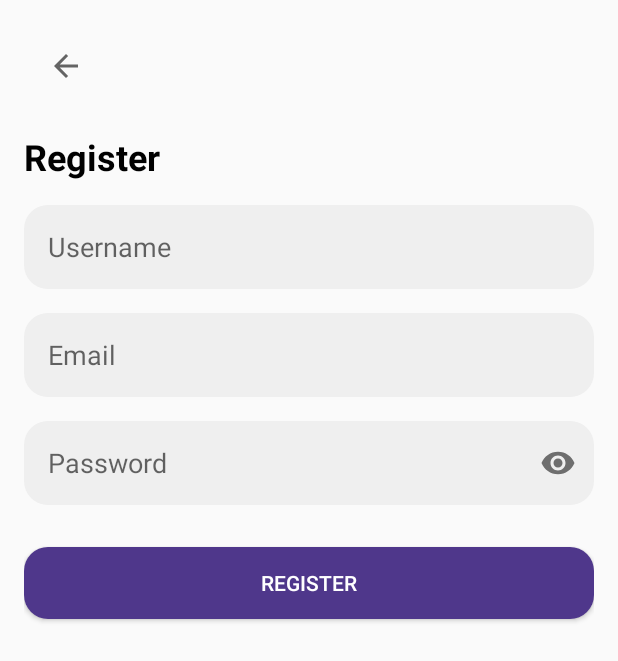
After one commit to mrtriyadi/GameSuitVersion2, an Android app: the RegisterActivity screen opened directly, with no data from a screen before it, on a phone screen of 412 x 824 dp. The commit adds this screen. Shown: the top 661 px of the screen. Run offline under Robolectric (Android 15) with nearby library versions, the phone set to English and light mode, and no system bars.

Commit message:
set layout, network-api, viewModel

```diff
--- a/app/src/main/java/com/renditriyadi/gamesuitver2/ui/formfragment/FormFragment.kt
+++ b/app/src/main/java/com/renditriyadi/gamesuitver2/ui/formfragment/FormFragment.kt
@@ -8,6 +8,7 @@ import android.view.View
 import android.view.ViewGroup
 import com.renditriyadi.gamesuitver2.databinding.FragmentFormBinding
 import com.renditriyadi.gamesuitver2.ui.menu.Menu
+import com.renditriyadi.gamesuitver2.ui.register.RegisterActivity
 
 class FormFragment : Fragment() {
 
@@ -25,6 +26,11 @@ class FormFragment : Fragment() {
     override fun onViewCreated(view: View, savedInstanceState: Bundle?) {
         super.onViewCreated(view, savedInstanceState)
         putName()
+
+        binding.btnRegister.setOnClickListener {
+            val intent = Intent(this.context, RegisterActivity::class.java)
+            startActivity(intent)
+        }
     }
 
     private fun putName() {
--- /dev/null
+++ b/app/src/main/java/com/renditriyadi/gamesuitver2/ui/register/RegisterActivity.kt
@@ -0,0 +1,84 @@
+package com.renditriyadi.gamesuitver2.ui.register
+
+import android.os.Bundle
+import android.util.Patterns
+import android.view.View
+import androidx.appcompat.app.AppCompatActivity
+import androidx.lifecycle.ViewModelProvider
+import com.google.android.material.snackbar.Snackbar
+import com.renditriyadi.gamesuitver2.R
+import com.renditriyadi.gamesuitver2.databinding.ActivityRegisterBinding
+import com.renditriyadi.gamesuitver2.viewmodel.RegisterViewModel
+
+class RegisterActivity : AppCompatActivity() {
+
+    private lateinit var binding: ActivityRegisterBinding
+    private lateinit var registerViewModel: RegisterViewModel
+
+    override fun onCreate(savedInstanceState: Bundle?) {
+        super.onCreate(savedInstanceState)
+        binding = ActivityRegisterBinding.inflate(layoutInflater)
+        setContentView(binding.root)
+
+        registerViewModel = ViewModelProvider(this, ViewModelProvider.NewInstanceFactory())[RegisterViewModel::class.java]
+        registerViewModel.snackBarText.observe(this, {
+            Snackbar.make(
+                window.decorView.rootView,
+                it,
+                Snackbar.LENGTH_LONG
+            ).show()
+        })
+
+        registerViewModel.isLoading.observe(this, {
+            showLoading(it)
+        })
+
+        binding.btnCloseRegister.setOnClickListener {
+            finish()
+        }
+
+        binding.btnRegister.setOnClickListener {
+
+            val username = binding.etUserName.text.toString()
+            val email = binding.etEmail.text.toString()
+            val password = binding.etPassword.text.toString()
+
+            if (checkValidation(username, email, password)) {
+                registerViewModel.register(username, email, password)
+            }
+        }
+    }
+
+    private fun showLoading(isLoading: Boolean) {
+        binding.progressBar.visibility = if (isLoading) View.VISIBLE else View.GONE
+    }
+
+    private fun checkValidation(username: String, email: String, password: String): Boolean {
+        binding.apply {
+            when {
+                username.isEmpty() -> {
+                    etUserName.error = getString(R.string.field_required)
+                    etUserName.requestFocus()
+                }
+                username.length < 6  -> {
+                    etUserName.error = getString(R.string.input_invalid)
+                    etUserName.requestFocus()
+                }
+                email.isEmpty() -> {
+                    etEmail.error = getString(R.string.field_required)
+                    etEmail.requestFocus()
+                }
+                !Patterns.EMAIL_ADDRESS.matcher(email).matches() -> {
+                    etEmail.error = getString(R.string.email_invalid)
+                    etEmail.requestFocus()
+                }
+                password.isEmpty() -> {
+                    etPassword.error = getString(R.string.field_required)
+                    etPassword.requestFocus()
+                }
+                else -> return true
+            }
+        }
+        return false
+    }
+}
--- /dev/null
+++ b/app/src/main/java/com/renditriyadi/gamesuitver2/viewmodel/RegisterViewModel.kt
@@ -0,0 +1,49 @@
+package com.renditriyadi.gamesuitver2.viewmodel
+
+import android.content.ContentValues.TAG
+import android.util.Log
+import androidx.lifecycle.LiveData
+import androidx.lifecycle.MutableLiveData
+import androidx.lifecycle.ViewModel
+import com.renditriyadi.gamesuitver2.model.User
+import com.renditriyadi.gamesuitver2.model.network.RetrofitConfig
+import okhttp3.ResponseBody
+import retrofit2.Call
+import retrofit2.Callback
+import retrofit2.Response
+
+class RegisterViewModel: ViewModel() {
+
+    private val _isLoading = MutableLiveData<Boolean>()
+    val isLoading: LiveData<Boolean> = _isLoading
+
+    private val _snackBarText= MutableLiveData<String>()
+    val snackBarText: LiveData<String> = _snackBarText
+
+
+    fun register(username: String, email: String, password: String) {
+        _isLoading.value = true
+        val registerUser = User(username, email, password)
+
+        RetrofitConfig.getApiService().register(registerUser).enqueue(object :
+            Callback<ResponseBody> {
+            override fun onResponse(call: Call<ResponseBody>, response: Response<ResponseBody>) {
+                _isLoading.value = false
+                if (response.code() == 201) {
+                    _snackBarText.value = response.message()
+                }
+                else {
+                    _snackBarText.value = response.message()
+                    Log.e(TAG, "onFailure: ${response.message()}")
+                }
+            }
+
+            override fun onFailure(call: Call<ResponseBody>, t: Throwable) {
+                _isLoading.value = false
+                Log.e(TAG, "onFailure: ${t.message}")
+            }
+
+        })
+    }
+
+}
--- /dev/null
+++ b/app/src/main/res/drawable/bg_btn_primary.xml
@@ -0,0 +1,12 @@
+<?xml version="1.0" encoding="utf-8"?>
+<ripple xmlns:android="http://schemas.android.com/apk/res/android"
+    android:color="@color/white">
+
+    <item>
+        <shape android:shape="rectangle">
+            <solid android:color="#4F378B"/>
+            <corners android:radius="16dp"/>
+        </shape>
+    </item>
+
+</ripple>
--- /dev/null
+++ b/app/src/main/res/drawable/bg_edit_text.xml
@@ -0,0 +1,8 @@
+<?xml version="1.0" encoding="utf-8"?>
+<shape xmlns:android="http://schemas.android.com/apk/res/android"
+    android:shape="rectangle">
+
+    <corners android:radius="16dp"/>
+    <solid android:color="#EFEFEF"/>
+
+</shape>
--- /dev/null
+++ b/app/src/main/res/drawable/ic_arrow_back.xml
@@ -0,0 +1,11 @@
+<vector xmlns:android="http://schemas.android.com/apk/res/android"
+    android:width="24dp"
+    android:height="24dp"
+    android:viewportWidth="24"
+    android:viewportHeight="24"
+    android:tint="?attr/colorControlNormal"
+    android:autoMirrored="true">
+  <path
+      android:fillColor="@android:color/white"
+      android:pathData="M20,11H7.83l5.59,-5.59L12,4l-8,8 8,8 1.41,-1.41L7.83,13H20v-2z"/>
+</vector>
--- /dev/null
+++ b/app/src/main/res/layout/activity_register.xml
@@ -0,0 +1,124 @@
+<?xml version="1.0" encoding="utf-8"?>
+<androidx.constraintlayout.widget.ConstraintLayout xmlns:android="http://schemas.android.com/apk/res/android"
+    xmlns:app="http://schemas.android.com/apk/res-auto"
+    xmlns:tools="http://schemas.android.com/tools"
+    android:layout_width="match_parent"
+    android:layout_height="match_parent"
+    android:padding="16dp"
+    tools:context=".ui.register.RegisterActivity">
+
+    <com.google.android.material.appbar.AppBarLayout
+        android:id="@+id/appBarRegister"
+        android:layout_width="match_parent"
+        android:layout_height="?attr/actionBarSize"
+        app:elevation="0dp"
+        android:gravity="center_vertical"
+        android:background="@android:color/transparent"
+        app:layout_constraintTop_toTopOf="parent">
+
+        <ImageButton
+            android:id="@+id/btn_close_register"
+            android:layout_width="wrap_content"
+            android:layout_height="wrap_content"
+            android:src="@drawable/ic_arrow_back"
+            android:background="@android:color/transparent"
+            android:layout_marginStart="16dp"/>
+
+    </com.google.android.material.appbar.AppBarLayout>
+
+    <TextView
+        android:id="@+id/tvRegister"
+        android:layout_width="match_parent"
+        android:layout_height="wrap_content"
+        android:text="Register"
+        android:textStyle="bold"
+        android:textColor="@color/black"
+        android:textSize="24sp"
+        android:layout_marginTop="16dp"
+        app:layout_constraintTop_toBottomOf="@id/appBarRegister"/>
+
+    <com.google.android.material.textfield.TextInputLayout
+        android:id="@+id/tiUserName"
+        android:layout_width="match_parent"
+        android:layout_height="56dp"
+        android:layout_marginTop="16dp"
+        app:boxBackgroundMode="none"
+        app:hintEnabled="false"
+        app:layout_constraintTop_toBottomOf="@id/tvRegister">
+
+        <EditText
+            android:id="@+id/etUserName"
+            android:layout_width="match_parent"
+            android:layout_height="match_parent"
+            android:background="@drawable/bg_edit_text"
+            android:hint="Username"
+            android:inputType="text"
+            android:paddingStart="16dp"
+            android:paddingEnd="16dp" />
+
+    </com.google.android.material.textfield.TextInputLayout>
+
+    <com.google.android.material.textfield.TextInputLayout
+        android:id="@+id/tiEmail"
+        android:layout_width="match_parent"
+        android:layout_height="56dp"
+        android:layout_marginTop="16dp"
+        app:boxBackgroundMode="none"
+        app:hintEnabled="false"
+        app:layout_constraintTop_toBottomOf="@id/tiUserName">
+
+        <EditText
+            android:id="@+id/etEmail"
+            android:layout_width="match_parent"
+            android:layout_height="match_parent"
+            android:background="@drawable/bg_edit_text"
+            android:hint="Email"
+            android:inputType="textEmailAddress"
+            android:paddingStart="16dp"
+            android:paddingEnd="16dp" />
+
+    </com.google.android.material.textfield.TextInputLayout>
+
+    <com.google.android.material.textfield.TextInputLayout
+        android:id="@+id/tiPassword"
+        android:layout_width="match_parent"
+        android:layout_height="56dp"
+        android:layout_marginTop="16dp"
+        app:boxBackgroundMode="none"
+        app:endIconMode="password_toggle"
+        app:hintEnabled="false"
+        app:layout_constraintTop_toBottomOf="@id/tiEmail">
+
+        <EditText
+            android:id="@+id/etPassword"
+            android:layout_width="match_parent"
+            android:layout_height="match_parent"
+            android:background="@drawable/bg_edit_text"
+            android:hint="Password"
+            android:inputType="textPassword"
+            android:paddingStart="16dp"
+            android:paddingEnd="16dp" />
+
+    </com.google.android.material.textfield.TextInputLayout>
+
+    <Button
+        android:id="@+id/btnRegister"
+        android:layout_width="match_parent"
+        android:layout_height="wrap_content"
+        android:layout_marginTop="28dp"
+        android:background="@drawable/bg_btn_primary"
+        android:text="Register"
+        android:textColor="@color/white"
+        app:layout_constraintTop_toBottomOf="@id/tiPassword" />
+
+    <ProgressBar
+        android:id="@+id/progressBar"
+        android:layout_width="wrap_content"
+        android:layout_height="wrap_content"
+        android:visibility="gone"
+        app:layout_constraintTop_toTopOf="parent"
+        app:layout_constraintBottom_toBottomOf="parent"
+        app:layout_constraintEnd_toEndOf="parent"
+        app:layout_constraintStart_toStartOf="parent"/>
+
+</androidx.constraintlayout.widget.ConstraintLayout>
--- a/app/src/main/res/values/colors.xml
+++ b/app/src/main/res/values/colors.xml
@@ -5,6 +5,11 @@
     <color name="purple_700">#FF3700B3</color>
     <color name="teal_200">#FF03DAC5</color>
     <color name="teal_700">#FF018786</color>
+
+    <color name="colorPrimary">#49A35A</color>
+    <color name="colorPrimaryDark">#381E72</color>
+    <color name="colorPrimaryLight">#7BD588</color>
+
     <color name="black">#FF000000</color>
     <color name="white">#FFFFFFFF</color>
 </resources>
--- a/app/src/main/res/values/strings.xml
+++ b/app/src/main/res/values/strings.xml
@@ -4,4 +4,7 @@
     <string name="text_next">next</string>
     <string name="hint">Put Your Name</string>
     <string name="btn_setname">Set Name</string>
+    <string name="field_required">Harap diisi</string>
+    <string name="email_invalid">Masukkan email dengan benar</string>
+    <string name="input_invalid">Masukkan lebih dari 6 huruf</string>
 </resources>
--- a/app/src/main/res/values/themes.xml
+++ b/app/src/main/res/values/themes.xml
@@ -13,4 +13,13 @@
         <item name="android:statusBarColor" tools:targetApi="l">?attr/colorPrimaryVariant</item>
         <!-- Customize your theme here. -->
     </style>
-</resources>
+
+    <style name="Theme.GameSuitVer2.Light" parent="Theme.AppCompat.Light.NoActionBar">
+        <!-- Primary brand color. -->
+        <item name="colorPrimary">@color/colorPrimary</item>
+        <item name="colorPrimaryVariant">@color/colorPrimaryDark</item>
+        <item name="colorOnPrimary">@color/white</item>
+        <!-- Status bar color. -->
+        <item name="android:statusBarColor" tools:targetApi="l">?attr/colorPrimaryVariant</item>
+        <!-- Customize your theme here. -->
+    </style></resources>
--- a/build.gradle
+++ b/build.gradle
@@ -7,7 +7,7 @@ buildscript {
     }
     dependencies {
         classpath "com.android.tools.build:gradle:4.2.2"
-        classpath "org.jetbrains.kotlin:kotlin-gradle-plugin:$kotlin_version"
+        classpath "org.jetbrains.kotlin:kotlin-gradle-plugin:1.5.20"
 
         // NOTE: Do not place your application dependencies here; they belong
         // in the individual module build.gradle files
```
Also changed, not shown: app/build.gradle (+11 -1 lines), app/src/main/AndroidManifest.xml (+6 -1 lines), app/src/main/java/com/renditriyadi/gamesuitver2/model/User.kt (added, +15 -0 lines), app/src/main/java/com/renditriyadi/gamesuitver2/model/network/AuthApi.kt (added, +16 -0 lines), app/src/main/java/com/renditriyadi/gamesuitver2/model/network/RetrofitConfig.kt (added, +40 -0 lines), app/src/main/res/layout/fragment_form.xml (+11 -0 lines).
